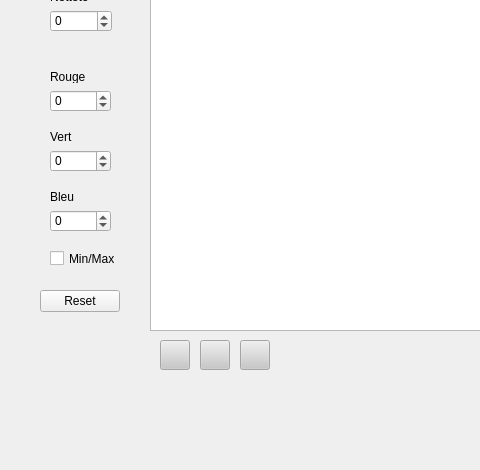
The window that Rehaussement/ui-Rehaussement.ui (Direction-des-inventaires-forestiers/StereoPhoto) describes before a commit, drawn with Qt 5; both pictures show x 0 to 480 and y 280 to 750 of the 1070 by 750 pixel window.
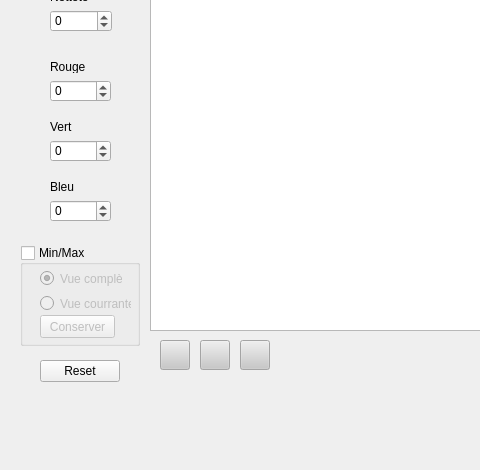
The same window after the commit. Icons and pictures are not drawn.

Commit message: Application de Rehaussement -- Version 3

Patch:
```diff
--- a/Rehaussement/ui-Rehaussement.ui
+++ b/Rehaussement/ui-Rehaussement.ui
@@ -73,7 +73,7 @@
     <property name="geometry">
      <rect>
       <x>50</x>
-      <y>370</y>
+      <y>360</y>
       <width>61</width>
       <height>22</height>
      </rect>
@@ -92,7 +92,7 @@
     <property name="geometry">
      <rect>
       <x>50</x>
-      <y>430</y>
+      <y>420</y>
       <width>61</width>
       <height>22</height>
      </rect>
@@ -111,7 +111,7 @@
     <property name="geometry">
      <rect>
       <x>50</x>
-      <y>490</y>
+      <y>480</y>
       <width>61</width>
       <height>22</height>
      </rect>
@@ -139,24 +139,11 @@
      <string>Netteté</string>
     </property>
    </widget>
-   <widget class="QCheckBox" name="checkBoxMinMax">
-    <property name="geometry">
-     <rect>
-      <x>50</x>
-      <y>530</y>
-      <width>70</width>
-      <height>17</height>
-     </rect>
-    </property>
-    <property name="text">
-     <string>Min/Max</string>
-    </property>
-   </widget>
    <widget class="QLabel" name="label_5">
     <property name="geometry">
      <rect>
       <x>50</x>
-      <y>350</y>
+      <y>340</y>
       <width>47</width>
       <height>13</height>
      </rect>
@@ -169,7 +156,7 @@
     <property name="geometry">
      <rect>
       <x>50</x>
-      <y>410</y>
+      <y>400</y>
       <width>47</width>
       <height>13</height>
      </rect>
@@ -182,7 +169,7 @@
     <property name="geometry">
      <rect>
       <x>50</x>
-      <y>470</y>
+      <y>460</y>
       <width>47</width>
       <height>13</height>
      </rect>
@@ -195,7 +182,7 @@
     <property name="geometry">
      <rect>
       <x>40</x>
-      <y>570</y>
+      <y>640</y>
       <width>81</width>
       <height>23</height>
      </rect>
@@ -512,6 +499,79 @@
      <bool>true</bool>
     </property>
    </widget>
+   <widget class="QGroupBox" name="groupBoxMinMax">
+    <property name="enabled">
+     <bool>true</bool>
+    </property>
+    <property name="geometry">
+     <rect>
+      <x>20</x>
+      <y>525</y>
+      <width>120</width>
+      <height>101</height>
+     </rect>
+    </property>
+    <property name="title">
+     <string>Min/Max</string>
+    </property>
+    <property name="checkable">
+     <bool>true</bool>
+    </property>
+    <property name="checked">
+     <bool>false</bool>
+    </property>
+    <widget class="QRadioButton" name="radioButtonComplete">
+     <property name="enabled">
+      <bool>false</bool>
+     </property>
+     <property name="geometry">
+      <rect>
+       <x>20</x>
+       <y>25</y>
+       <width>82</width>
+       <height>17</height>
+      </rect>
+     </property>
+     <property name="text">
+      <string>Vue complète</string>
+     </property>
+     <property name="checked">
+      <bool>true</bool>
+     </property>
+    </widget>
+    <widget class="QRadioButton" name="radioButtonCurrent">
+     <property name="enabled">
+      <bool>false</bool>
+     </property>
+     <property name="geometry">
+      <rect>
+       <x>20</x>
+       <y>50</y>
+       <width>91</width>
+       <height>17</height>
+      </rect>
+     </property>
+     <property name="text">
+      <string>Vue courrante</string>
+     </property>
+    </widget>
+    <widget class="QPushButton" name="currentStatusButton">
+     <property name="enabled">
+      <bool>false</bool>
+     </property>
+     <property name="geometry">
+      <rect>
+       <x>20</x>
+       <y>70</y>
+       <width>75</width>
+       <height>23</height>
+      </rect>
+     </property>
+     <property name="text">
+      <string>Conserver</string>
+     </property>
+    </widget>
+   </widget>
   </widget>
   <widget class="QMenuBar" name="menubar">
    <property name="geometry">
```
The commit also changes 3 other files.
